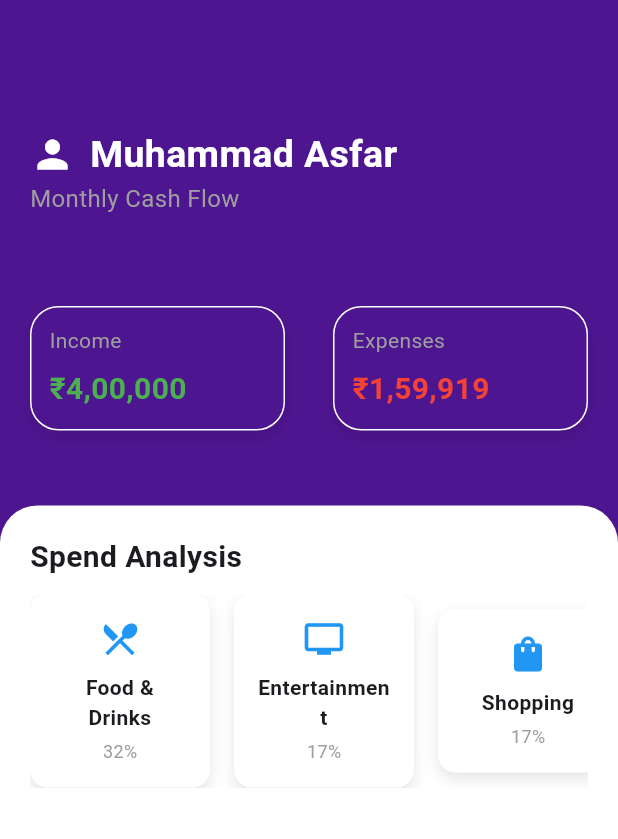
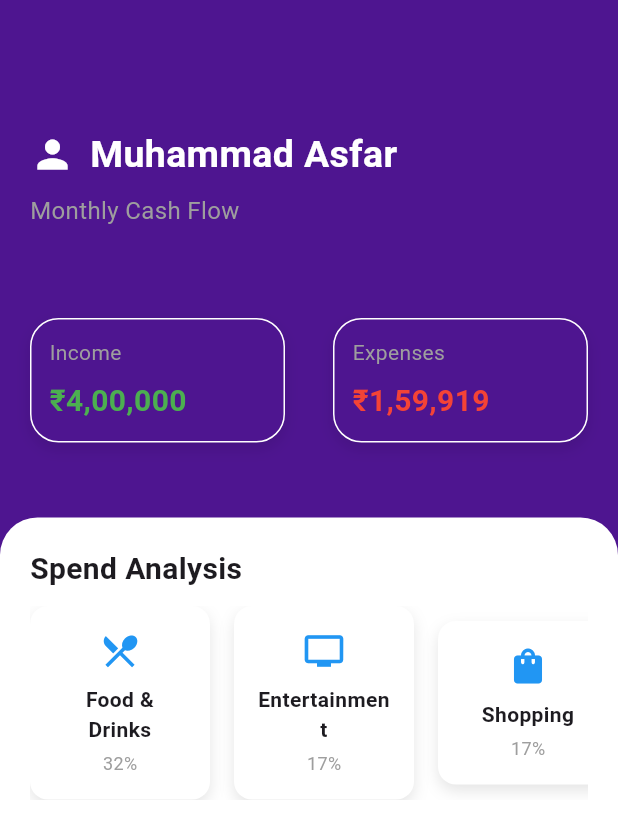
Before and after one commit to Asfar224/Expense-Tracker----Flutter, a Flutter app: the HomePage screen opened directly, on a phone screen of 412 x 824 dp. Shown: the top 839 px of the screen. Run offline on Flutter 3.47's test engine with Material 3 defaults, Android fonts, the phone set to English and light mode, and no system bars; our stand-ins replace cloud_firestore, firebase_auth, firebase_core, google_sign_in; accounts and stored records are empty; generated files the repository leaves out were written again.

Commit message:
layout changes

```diff
--- a/lib/Components/Homepage/HeaderSection.dart
+++ b/lib/Components/Homepage/HeaderSection.dart
@@ -42,7 +42,7 @@ class HeaderSection extends StatelessWidget {
                     ),
                   ],
                 ),
-                SizedBox(width: 50),
+                SizedBox(height: 8),
                 Text(
                   "Monthly Cash Flow",
                   style: TextStyle(
```
